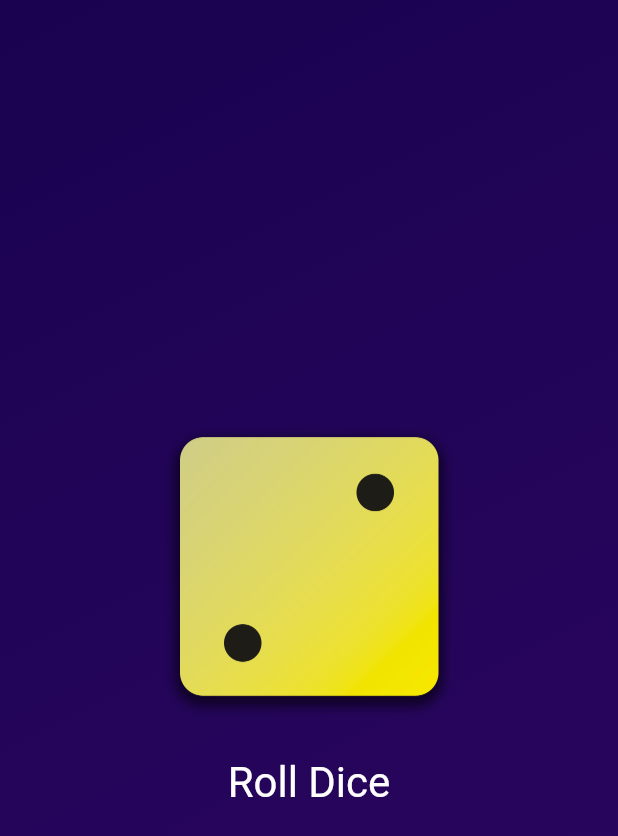
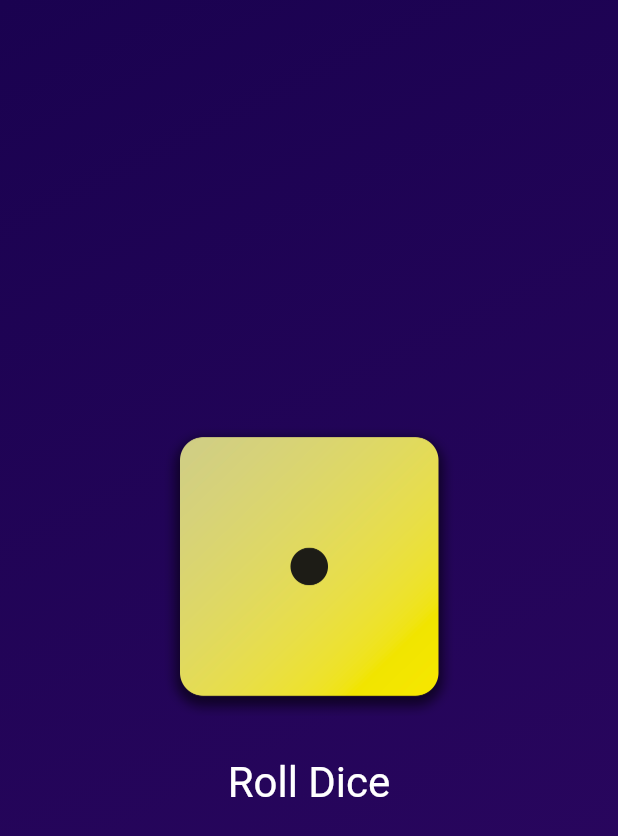
Before and after one commit to trosa-dev/flutter-dice-roller, a Flutter app: the screen it shows after launch, after a tap on "Roll Dice", on a phone screen of 412 x 824 dp. Shown: the top 836 px of the screen. Run offline on Flutter 3.47's test engine with Material 2 defaults, Android fonts, the phone set to English and light mode, and no system bars.

Commit message:
feat: change stateLess to stateFul widget

```diff
--- a/lib/widgets/gradient_container/index.dart
+++ b/lib/widgets/gradient_container/index.dart
@@ -1,4 +1,5 @@
 import 'package:flutter/material.dart';
+import 'widgets/dice_roller/index.dart';
 
 const beginAlignment = Alignment.topLeft;
 const endAlignment = Alignment.bottomRight;
@@ -7,10 +8,6 @@ class GradientContainer extends StatelessWidget {
   const GradientContainer({super.key, required this.colors});
 
   final List<Color> colors;
-
-  void rollDice() {
-    // code
-  }
 
   @override
   Widget build(context) {
@@ -22,27 +19,8 @@ class GradientContainer extends StatelessWidget {
           end: endAlignment,
         ),
       ),
-      child: Center(
-        child: Column(
-          mainAxisSize: MainAxisSize.min,
-          children: [
-            Image.asset(
-              'assets/images/dice-2.png',
-              width: 200,
-            ),
-            const SizedBox(
-              height: 20,
-            ),
-            TextButton(
-              onPressed: rollDice,
-              style: TextButton.styleFrom(
-                  //padding: const EdgeInsets.only(top: 20),
-                  foregroundColor: Colors.white,
-                  textStyle: const TextStyle(fontSize: 28)),
-              child: const Text('Roll Dice'),
-            )
-          ],
-        ),
+      child: const Center(
+        child: DiceRoller(),
       ),
     );
   }
--- /dev/null
+++ b/lib/widgets/gradient_container/widgets/dice_roller/index.dart
@@ -0,0 +1,50 @@
+import 'package:flutter/material.dart';
+import 'dart:math';
+
+final randomizer = Random();
+
+class DiceRoller extends StatefulWidget {
+  const DiceRoller({super.key});
+
+  @override
+  State<DiceRoller> createState() {
+    return _DiceRollerState();
+  }
+}
+
+class _DiceRollerState extends State<DiceRoller> {
+  var currentDiceRoll = 2;
+
+  void rollDice() {
+    var diceRoll = randomizer.nextInt(5) + 1;
+
+    setState(() {
+      currentDiceRoll = diceRoll;
+    });
+  }
+
+  @override
+  Widget build(context) {
+    return Column(
+      mainAxisSize: MainAxisSize.min,
+      children: [
+        Image.asset(
+          'assets/images/dice-$currentDiceRoll.png',
+          width: 200,
+        ),
+        const SizedBox(
+          height: 20,
+        ),
+        TextButton(
+          onPressed: rollDice,
+          style: TextButton.styleFrom(
+            //padding: const EdgeInsets.only(top: 20), // SizedBox may be a better approach
+            foregroundColor: Colors.white,
+            textStyle: const TextStyle(fontSize: 28),
+          ),
+          child: const Text('Roll Dice'),
+        )
+      ],
+    );
+  }
+}
```
